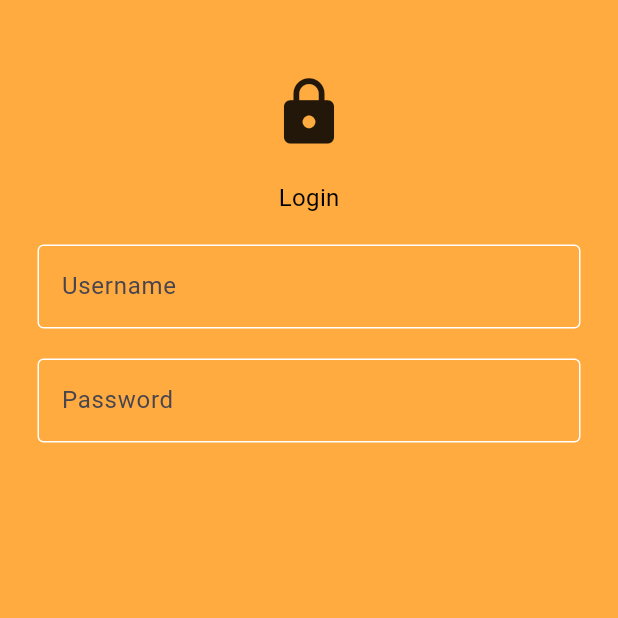
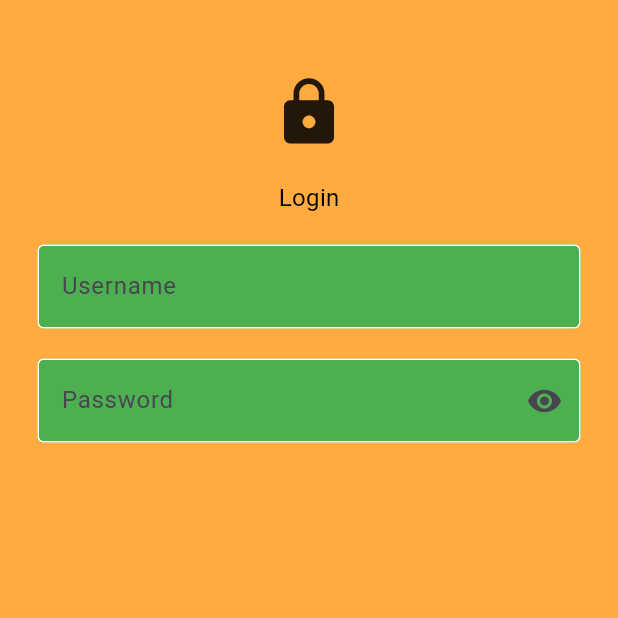
Before and after one commit to COffeebean2610/Project-SHW, a Flutter app: the screen it shows after launch, on a phone screen of 412 x 824 dp, the top half of it. Run offline on Flutter 3.47's test engine with Material 3 defaults, Android fonts, the phone set to English and light mode, and no system bars.

Commit message:
password eye button

```diff
--- a/lib/pages/login_page.dart
+++ b/lib/pages/login_page.dart
@@ -1,63 +1,75 @@
 import 'package:flutter/material.dart';
 
-class LoginPage extends StatelessWidget{
-  const LoginPage({super.key});
+class LoginPage extends StatefulWidget {
+  const LoginPage({Key? key}) : super(key: key);
 
   @override
-  Widget build(BuildContext context){
-    return const Scaffold(
+  LoginPageState createState() => LoginPageState();
+}
+
+class LoginPageState extends State<LoginPage> {
+  bool passwordVisible = true;
+
+  void togglePasswordVisibility() {
+    setState(() {
+      passwordVisible = !passwordVisible;
+    });
+  }
+
+  @override
+  Widget build(BuildContext context) {
+    return Scaffold(
       backgroundColor: Colors.orangeAccent,
-        body:SafeArea(
-          child:Center(
+      body: SafeArea(
+        child: Center(
           child: Column(
-              children:[
-                SizedBox(height: 50,),
-                Icon(Icons.lock, size: 50,),
-
-                SizedBox(height: 20,),
-                Text("Login", style: TextStyle(fontSize: 16,color:Colors.black)),
-
-                SizedBox(height: 20,),
-                Padding(
+              children: [
+                const SizedBox(height: 50,),
+                const Icon(Icons.lock, size: 50,),
+                const SizedBox(height: 20,),
+                const Text("Login", style: TextStyle(fontSize: 16,color:Colors.black)),
+                const SizedBox(height: 20,),
+                const Padding(
                   padding: EdgeInsets.symmetric(horizontal: 25.0),
-                  child:  TextField(
+                  child: TextField(
                     decoration: InputDecoration(
                       enabledBorder: OutlineInputBorder(
                         borderSide: BorderSide(color: Colors.white),
                       ),
                       border: OutlineInputBorder(),
-                      labelText: 'Username',
+
                       hintText: 'Username',
+                      fillColor: Colors.green,
+                      filled: true,
                     ),
                   ),
                 ),
-
-                SizedBox(height: 20,),
+               const SizedBox(height: 20,),
                 Padding(
-                  padding: EdgeInsets.symmetric(horizontal: 25.0),
+                  padding:const EdgeInsets.symmetric(horizontal: 25.0),
                   child: TextField(
-                  obscureText: true,
+                    obscureText: passwordVisible,
                     decoration: InputDecoration(
-                    enabledBorder:OutlineInputBorder(
+                      suffixIcon: IconButton(
+                        onPressed: togglePasswordVisibility,
+                        icon: Icon(passwordVisible ? Icons.visibility : Icons.visibility_off),
+                      ),
+                      enabledBorder: const OutlineInputBorder(
                         borderSide: BorderSide(color: Colors.white),
                       ),
-                    border: OutlineInputBorder(),
-                    labelText: 'Password',
+                      fillColor: Colors.green,
+                      filled: true,
+
                       hintText: 'Password',
-
                     ),
                   ),
                 ),
-
-
-
+                const SizedBox(height: 20,),
 
               ]
-            )
           ),
-     )
+        ),
+      ),
     );
-
-
   }
 }
```
Lines whose indentation alone changed are shown as unchanged.
